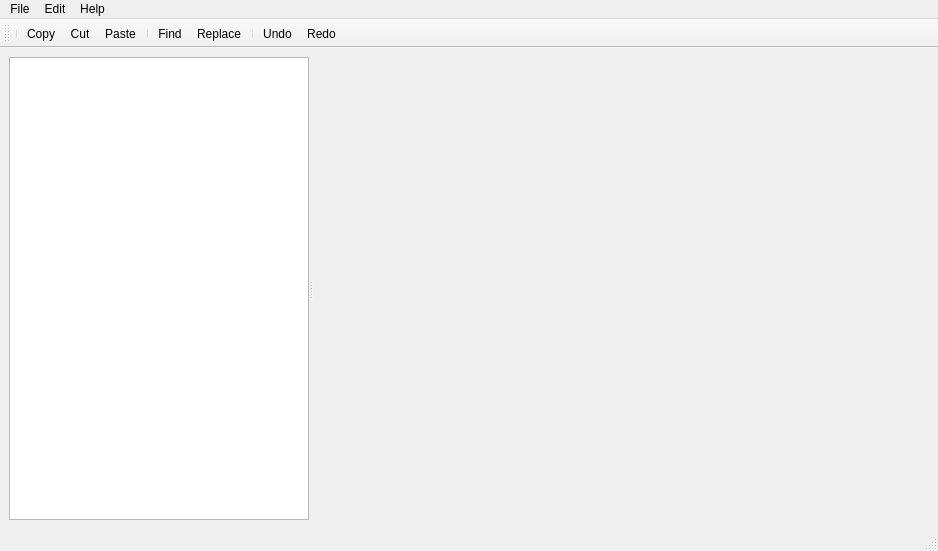
MansTomb/utext, file app/src/mainwindow.ui: the form before one commit.
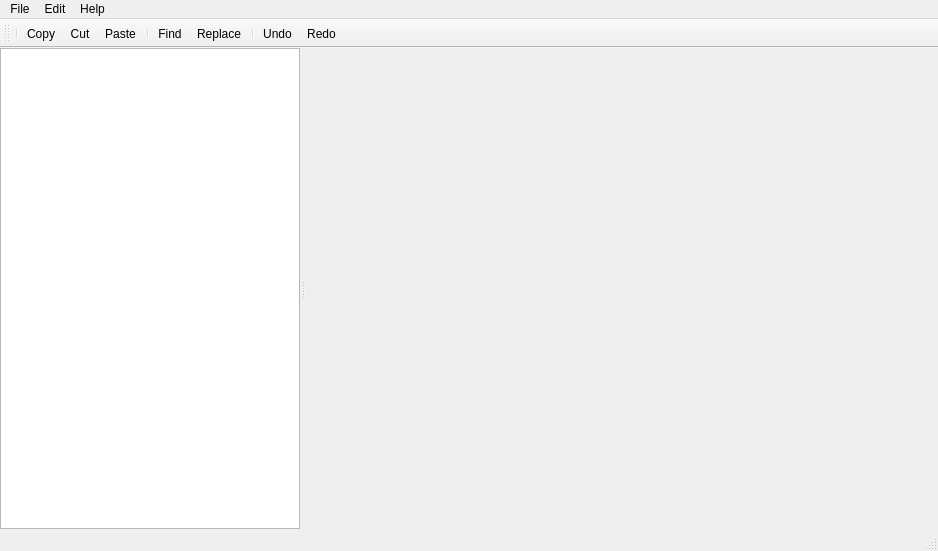
The form after the commit. Custom widgets are drawn as their Qt base class.

Diff of the .ui file:
```diff
--- a/app/src/mainwindow.ui
+++ b/app/src/mainwindow.ui
@@ -15,10 +15,25 @@
   </property>
   <widget class="QWidget" name="centralwidget">
    <layout class="QGridLayout" name="gridLayout">
+    <property name="leftMargin">
+     <number>0</number>
+    </property>
+    <property name="topMargin">
+     <number>0</number>
+    </property>
+    <property name="rightMargin">
+     <number>0</number>
+    </property>
+    <property name="bottomMargin">
+     <number>0</number>
+    </property>
+    <property name="spacing">
+     <number>0</number>
+    </property>
     <item row="0" column="0">
      <widget class="QSplitter" name="splitter">
       <property name="sizePolicy">
-       <sizepolicy hsizetype="Expanding" vsizetype="Preferred">
+       <sizepolicy hsizetype="Expanding" vsizetype="Expanding">
         <horstretch>0</horstretch>
         <verstretch>0</verstretch>
        </sizepolicy>
@@ -26,6 +41,9 @@
       <property name="orientation">
        <enum>Qt::Horizontal</enum>
       </property>
+      <property name="handleWidth">
+       <number>5</number>
+      </property>
       <widget class="ProjectView" name="treeView">
        <property name="sizePolicy">
         <sizepolicy hsizetype="MinimumExpanding" vsizetype="MinimumExpanding">
@@ -52,7 +70,14 @@
         </size>
        </property>
       </widget>
-      <widget class="EmptyWidget" name="widget" native="true"/>
+      <widget class="EmptyWidget" name="widget" native="true">
+       <property name="sizePolicy">
+        <sizepolicy hsizetype="Expanding" vsizetype="Expanding">
+         <horstretch>0</horstretch>
+         <verstretch>0</verstretch>
+        </sizepolicy>
+       </property>
+      </widget>
      </widget>
     </item>
    </layout>
```
